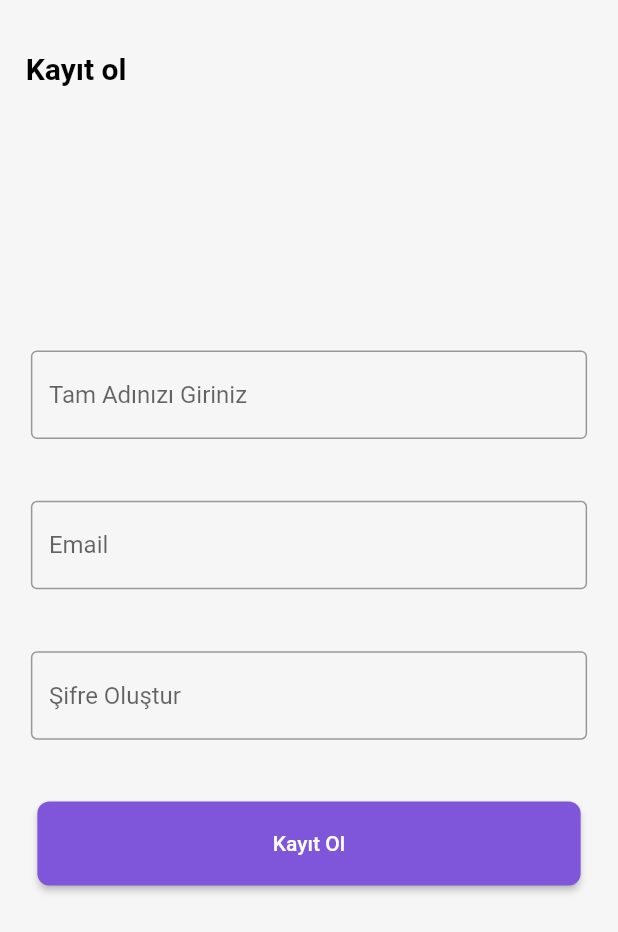
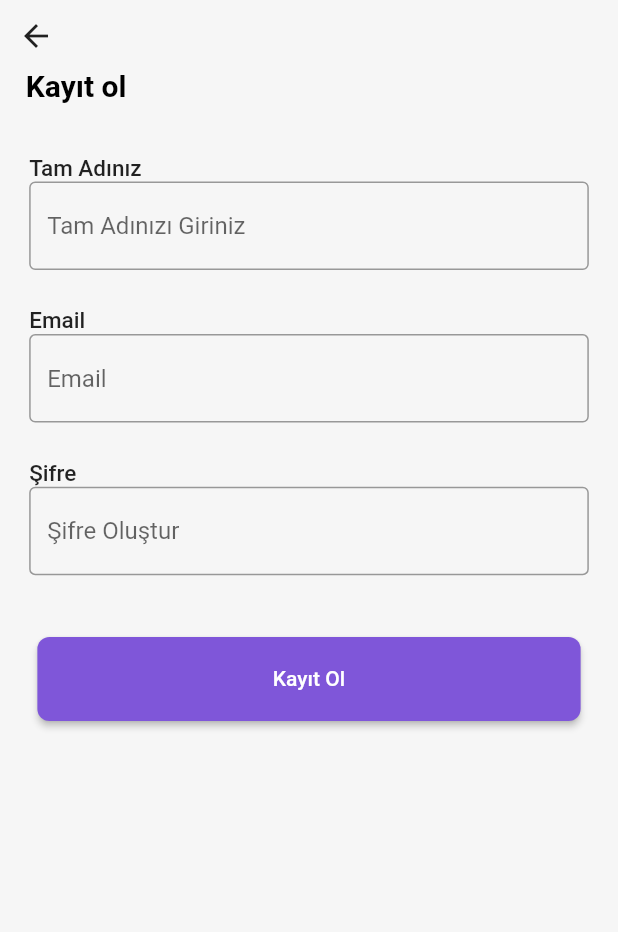
Before and after one commit to hmustafabolat/peptaskApp, a Flutter app: the RegisterPage screen opened directly, on a phone screen of 412 x 824 dp. Shown: the top 932 px of the screen. Run offline on Flutter 3.47's test engine with Material 2 defaults, Android fonts, the phone set to English and light mode, and no system bars; our stand-ins replace cloud_firestore, firebase_auth, firebase_core, flutter_screenutil, get; accounts and stored records are empty; network calls fail.

Commit message:
Register Page Screen Util Added

```diff
--- a/lib/model/user_model.dart
+++ b/lib/model/user_model.dart
@@ -2,14 +2,14 @@ import 'package:cloud_firestore/cloud_firestore.dart';
 
 class UserModel {
   String? id;
-  String? username;
+  String? name;
   String? email;
   String? password;
   String? passwordVerify;
 
   UserModel({
     this.id,
-    this.username,
+    this.name,
     this.email,
     this.password,
     this.passwordVerify,
@@ -17,13 +17,13 @@ class UserModel {
 
   UserModel.fromJson(DocumentSnapshot<Map<String, dynamic>> document)
       : this.id = document.data()?['id'],
-        this.username = document.data()?['username'],
+        this.name = document.data()?['name'],
         this.email = document.data()?['email'];
 
   Map<String, dynamic> toJson() {
     return {
       if (this.id != null) 'id': this.id,
-      if (this.username != null) 'username': this.username,
+      if (this.name != null) 'name': this.name,
       if (this.email != null) 'email': this.email,
       if (this.password != null) 'password': this.password,
     };
--- a/lib/view/register_page.dart
+++ b/lib/view/register_page.dart
@@ -1,8 +1,9 @@
-
 import 'package:flutter/material.dart';
 import 'package:flutter_screenutil/flutter_screenutil.dart';
 import 'package:get/get.dart';
 import 'package:peptask/widgets/buttons/button.dart';
+import 'package:peptask/widgets/icons/icons.dart';
+import 'package:peptask/widgets/text/text_widgets.dart';
 
 import '../model/user_model.dart';
 import '../viewmodel/auth_viewmodel.dart';
@@ -24,54 +25,56 @@ class _RegisterPageState extends State<RegisterPage> {
   Widget build(BuildContext context) {
     return SafeArea(
       child: Scaffold(
-          backgroundColor: Color.fromRGBO(246,246,246,1),
-          body: Stack(
+          backgroundColor: Color.fromRGBO(246, 246, 246, 1),
+          body: SingleChildScrollView(
+            child: Stack(
               children: [
+                BackLogo(),
                 Padding(
-                padding: EdgeInsets.all(18).w,
+                  padding: EdgeInsets.only(top: 40, left: 15).r,
+                  child: BackTextWidget(),
+                ),
+                Padding(
+                  padding: EdgeInsets.only(top: 90, left: 17, right: 17).r,
                   child: Center(
                     child: Form(
                       key: _globalKey,
                       child: Column(
                         mainAxisAlignment: MainAxisAlignment.center,
                         children: [
-
+                          //SizedBox(height: 0.07.sh,),
+                          InfoTextWidget(infoText: "Tam Adınız"),
                           buildTextFormFieldName(),
                           SizedBox(
-                          height: 0.05.sh,
+                            height: 0.03.sh,
                           ),
+                          //SizedBox(height: 0.05.sh),
+                          InfoTextWidget(infoText: "Email"),
                           buildTextFormFieldEmail(),
                           SizedBox(
-                          height: 0.05.sh,
+                            height: 0.03.sh,
                           ),
+                          InfoTextWidget(infoText: "Şifre"),
                           buildTextFormFieldPassword(),
                           SizedBox(
                             height: 0.05.sh,
                           ),
-                        PurpleMainButton(text: "Kayıt Ol", onPressed: () async {
+                          PurpleMainButton(
+                            text: "Kayıt Ol",
+                            onPressed: () async {
                               if (_globalKey.currentState!.validate()) {
                                 _globalKey.currentState!.save();
+                                Get.back();
                               }
-                        },),
+                            },
+                          ),
                         ],
                       ),
                     ),
                   ),
                 ),
-              Padding(
-                padding: EdgeInsets.only(top: 30, left: 15 ).r,
-                child: Align(
-                  alignment: Alignment.topLeft,
-                  child: Text(
-                    "Kayıt ol",
-                    style: TextStyle(
-                        fontSize: 20,
-                        color: Colors.black,
-                        fontWeight: FontWeight.bold),
+              ],
             ),
-                ),
-              )
-            ],
           )),
     );
   }
@@ -103,6 +106,7 @@ class _RegisterPageState extends State<RegisterPage> {
 
   TextFormField buildTextFormFieldName() {
     return TextFormField(
+        key: _globalKey,
         style: TextStyle(
           color: Colors.black,
         ),
--- a/lib/widgets/icons/icons.dart
+++ b/lib/widgets/icons/icons.dart
@@ -1,4 +1,6 @@
 import 'package:flutter/material.dart';
+import 'package:get/get.dart';
+import 'package:get/get_core/src/get_main.dart';
 
 
 class AppLogo extends StatelessWidget {
@@ -14,3 +16,12 @@ class AppLogo extends StatelessWidget {
     );
   }
 }
+
+class BackLogo extends StatelessWidget {
+  const BackLogo({Key? key}) : super(key: key);
+
+  @override
+  Widget build(BuildContext context) {
+    return IconButton(onPressed: () => Get.back(), icon: Icon(Icons.arrow_back));
+  }
+}
--- /dev/null
+++ b/lib/widgets/text/text_widgets.dart
@@ -0,0 +1,44 @@
+import 'package:flutter/material.dart';
+
+class TextWidget extends StatelessWidget {
+  final String textInput;
+
+  const TextWidget({Key? key, required this.textInput}) : super(key: key);
+
+  @override
+  Widget build(BuildContext context) {
+    return Text(textInput);
+  }
+}
+
+class BackTextWidget extends StatelessWidget {
+  const BackTextWidget({Key? key}) : super(key: key);
+
+  @override
+  Widget build(BuildContext context) {
+    return Align(
+      alignment: Alignment.topLeft,
+      child: Text(
+        "Kayıt ol",
+        style: TextStyle(
+            fontSize: 20, color: Colors.black, fontWeight: FontWeight.bold),
+      ),
+    );
+  }
+}
+
+class InfoTextWidget extends StatelessWidget {
+  final String infoText;
+  const InfoTextWidget({Key? key, required this.infoText}) : super(key: key);
+
+  @override
+  Widget build(BuildContext context) {
+    return Align(
+      alignment: Alignment.topLeft,
+      child: Text(
+        infoText,
+        style: TextStyle(fontWeight: FontWeight.w500, fontSize: 15),
+      ),
+    );
+  }
+}
```
Also changed, not shown: lib/view/login_page.dart (+18 -6 lines). Lines whose indentation alone changed are shown as unchanged.
